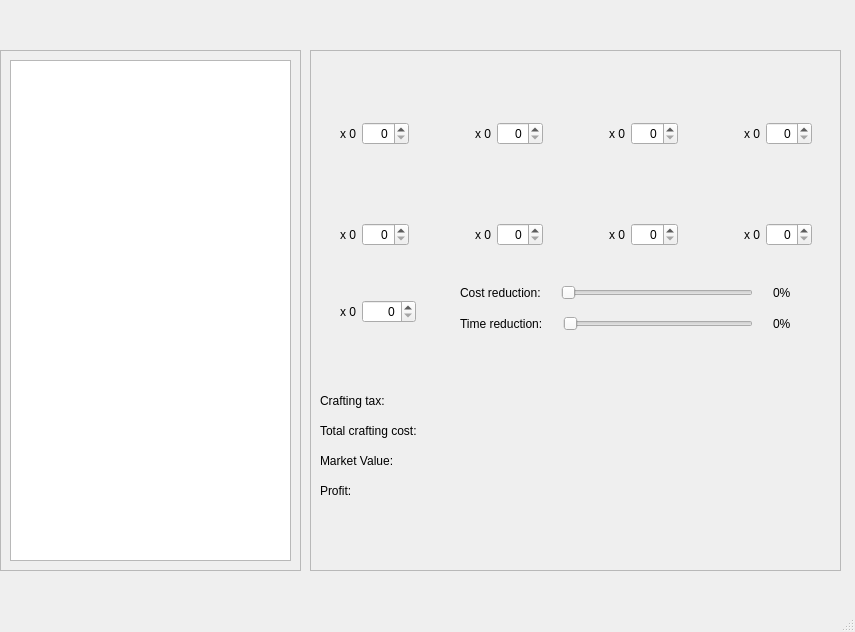
Qt form interface/main_window.ui (AlexFdzSchz/AmancioOrtegArk) before a commit.
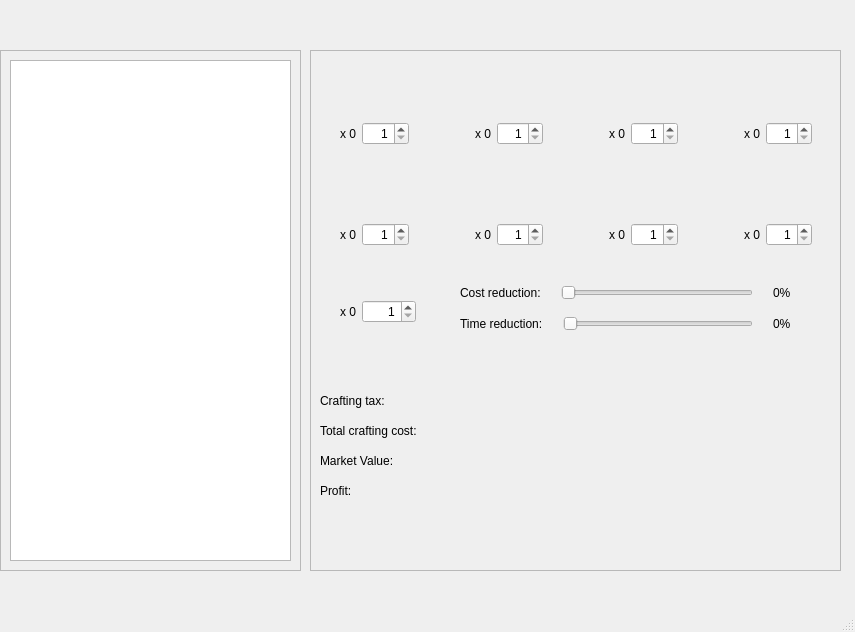
The same form after that commit. Icons and pictures are not drawn.

```diff
--- a/interface/main_window.ui
+++ b/interface/main_window.ui
@@ -107,6 +107,9 @@
           <property name="alignment">
            <set>Qt::AlignRight|Qt::AlignTrailing|Qt::AlignVCenter</set>
           </property>
+          <property name="minimum">
+           <number>1</number>
+          </property>
           <property name="maximum">
            <number>9999</number>
           </property>
@@ -203,6 +206,9 @@
             <property name="alignment">
              <set>Qt::AlignRight|Qt::AlignTrailing|Qt::AlignVCenter</set>
             </property>
+            <property name="minimum">
+             <number>1</number>
+            </property>
             <property name="maximum">
              <number>9999</number>
             </property>
@@ -250,6 +256,9 @@
             <property name="alignment">
              <set>Qt::AlignRight|Qt::AlignTrailing|Qt::AlignVCenter</set>
             </property>
+            <property name="minimum">
+             <number>1</number>
+            </property>
             <property name="maximum">
              <number>9999</number>
             </property>
@@ -297,6 +306,9 @@
             <property name="alignment">
              <set>Qt::AlignRight|Qt::AlignTrailing|Qt::AlignVCenter</set>
             </property>
+            <property name="minimum">
+             <number>1</number>
+            </property>
             <property name="maximum">
              <number>9999</number>
             </property>
@@ -344,6 +356,9 @@
             <property name="alignment">
              <set>Qt::AlignRight|Qt::AlignTrailing|Qt::AlignVCenter</set>
             </property>
+            <property name="minimum">
+             <number>1</number>
+            </property>
             <property name="maximum">
              <number>9999</number>
             </property>
@@ -391,6 +406,9 @@
             <property name="alignment">
              <set>Qt::AlignRight|Qt::AlignTrailing|Qt::AlignVCenter</set>
             </property>
+            <property name="minimum">
+             <number>1</number>
+            </property>
             <property name="maximum">
              <number>9999</number>
             </property>
@@ -438,6 +456,9 @@
             <property name="alignment">
              <set>Qt::AlignRight|Qt::AlignTrailing|Qt::AlignVCenter</set>
             </property>
+            <property name="minimum">
+             <number>1</number>
+            </property>
             <property name="maximum">
              <number>9999</number>
             </property>
@@ -485,6 +506,9 @@
             <property name="alignment">
              <set>Qt::AlignRight|Qt::AlignTrailing|Qt::AlignVCenter</set>
             </property>
+            <property name="minimum">
+             <number>1</number>
+            </property>
             <property name="maximum">
              <number>9999</number>
             </property>
@@ -532,6 +556,9 @@
             <property name="alignment">
              <set>Qt::AlignRight|Qt::AlignTrailing|Qt::AlignVCenter</set>
             </property>
+            <property name="minimum">
+             <number>1</number>
+            </property>
             <property name="maximum">
              <number>9999</number>
             </property>
```
